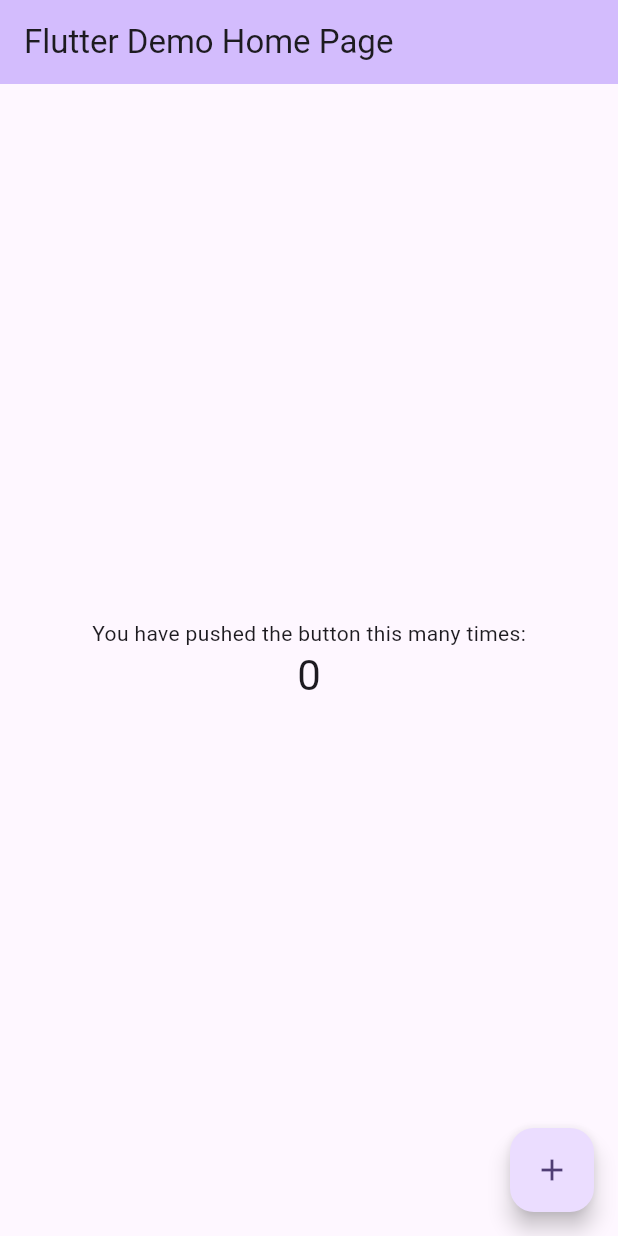
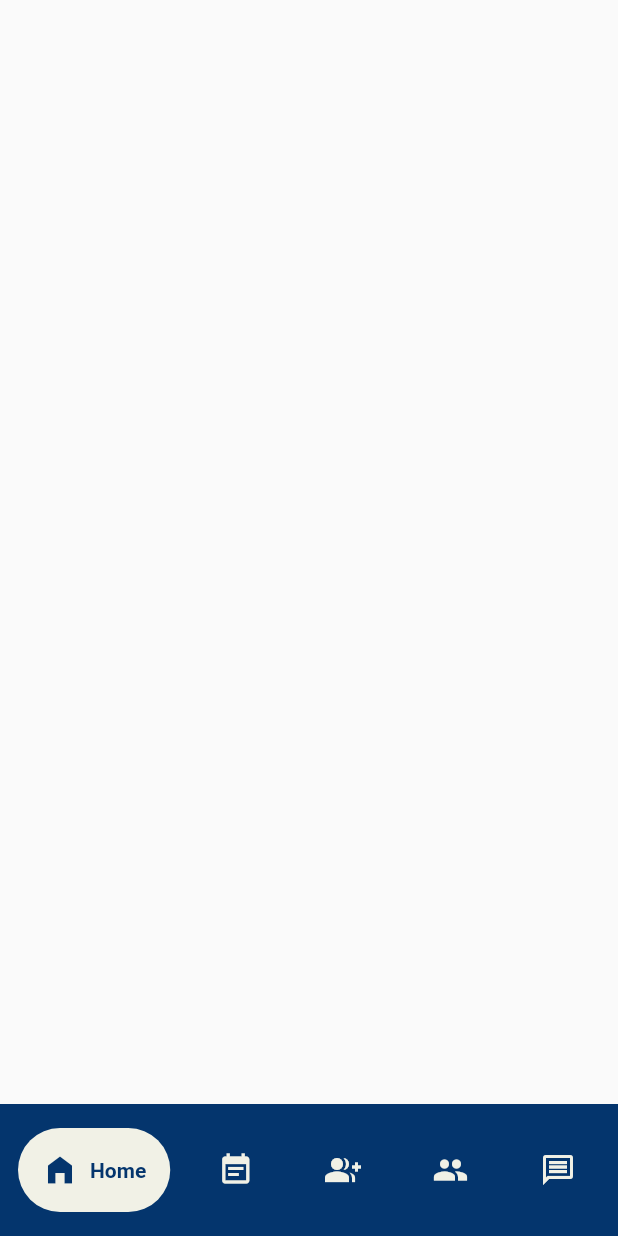
Before and after one commit to Confidant-21/erc, a Flutter app: the screen it shows after launch, on a phone screen of 412 x 824 dp. Run offline on Flutter 3.47's test engine with Material 2 defaults, Android fonts, the phone set to English and light mode, and no system bars; drawn by our look-alikes of google_nav_bar.

```diff
--- /dev/null
+++ b/lib/Homepage.dart
@@ -0,0 +1,37 @@
+import 'package:flutter/material.dart';
+import 'package:google_nav_bar/google_nav_bar.dart';
+
+class Homepage extends StatefulWidget {
+  const Homepage({super.key});
+
+  @override
+  State<Homepage> createState() => _HomepageState();
+}
+
+class _HomepageState extends State<Homepage> {
+  @override
+  Widget build(BuildContext context) {
+    return Scaffold(
+        bottomNavigationBar: Container(
+          color: Color(0xFF04356D),
+          child: Padding(
+            padding: const EdgeInsets.symmetric(horizontal: 12,vertical: 16),
+            child: GNav(
+              backgroundColor: Color(0xFF04356D),
+              activeColor: Color(0xFF04356D),
+              tabBackgroundColor: Color(0xFFF1F1E6),
+              padding: EdgeInsets.all(16),
+              gap: 8,
+              tabs: const [
+                GButton(icon: Icons.home_filled,iconColor: Color(0xFFF1F1E6),text: 'Home', ),
+                GButton(icon: Icons.event_note,iconColor: Color(0xFFF1F1E6),text: 'Log', ),
+                GButton(icon: Icons.group_add,iconColor: Color(0xFFF1F1E6), text: 'Tally'),
+                GButton(icon: Icons.group,iconColor: Color(0xFFF1F1E6),text: 'Team'),
+                GButton(icon: Icons.message_outlined, iconColor:Color(0xFFF1F1E6),text: 'Chats'),
+              ],
+            ),
+          ),
+        ),
+    );
+  }
+}
--- a/lib/main.dart
+++ b/lib/main.dart
@@ -1,125 +1,24 @@
 import 'package:flutter/material.dart';
+import 'Homepage.dart';
 
-void main() {
+void main()
+{
   runApp(const MyApp());
 }
 
-class MyApp extends StatelessWidget {
+class MyApp extends StatefulWidget {
   const MyApp({super.key});
 
-  // This widget is the root of your application.
+  @override
+  State<MyApp> createState() => _MyAppState();
+}
+
+class _MyAppState extends State<MyApp> {
   @override
   Widget build(BuildContext context) {
     return MaterialApp(
-      title: 'Flutter Demo',
-      theme: ThemeData(
-        // This is the theme of your application.
-        //
-        // TRY THIS: Try running your application with "flutter run". You'll see
-        // the application has a blue toolbar. Then, without quitting the app,
-        // try changing the seedColor in the colorScheme below to Colors.green
-        // and then invoke "hot reload" (save your changes or press the "hot
-        // reload" button in a Flutter-supported IDE, or press "r" if you used
-        // the command line to start the app).
-        //
-        // Notice that the counter didn't reset back to zero; the application
-        // state is not lost during the reload. To reset the state, use hot
-        // restart instead.
-        //
-        // This works for code too, not just values: Most code changes can be
-        // tested with just a hot reload.
-        colorScheme: ColorScheme.fromSeed(seedColor: Colors.deepPurple),
-        useMaterial3: true,
-      ),
-      home: const MyHomePage(title: 'Flutter Demo Home Page'),
+      debugShowCheckedModeBanner: false,
+      home: Homepage(),
     );
   }
 }
-
-class MyHomePage extends StatefulWidget {
-  const MyHomePage({super.key, required this.title});
-
-  // This widget is the home page of your application. It is stateful, meaning
-  // that it has a State object (defined below) that contains fields that affect
-  // how it looks.
-
-  // This class is the configuration for the state. It holds the values (in this
-  // case the title) provided by the parent (in this case the App widget) and
-  // used by the build method of the State. Fields in a Widget subclass are
-  // always marked "final".
-
-  final String title;
-
-  @override
-  State<MyHomePage> createState() => _MyHomePageState();
-}
-
-class _MyHomePageState extends State<MyHomePage> {
-  int _counter = 0;
-
-  void _incrementCounter() {
-    setState(() {
-      // This call to setState tells the Flutter framework that something has
-      // changed in this State, which causes it to rerun the build method below
-      // so that the display can reflect the updated values. If we changed
-      // _counter without calling setState(), then the build method would not be
-      // called again, and so nothing would appear to happen.
-      _counter++;
-    });
-  }
-
-  @override
-  Widget build(BuildContext context) {
-    // This method is rerun every time setState is called, for instance as done
-    // by the _incrementCounter method above.
-    //
-    // The Flutter framework has been optimized to make rerunning build methods
-    // fast, so that you can just rebuild anything that needs updating rather
-    // than having to individually change instances of widgets.
-    return Scaffold(
-      appBar: AppBar(
-        // TRY THIS: Try changing the color here to a specific color (to
-        // Colors.amber, perhaps?) and trigger a hot reload to see the AppBar
-        // change color while the other colors stay the same.
-        backgroundColor: Theme.of(context).colorScheme.inversePrimary,
-        // Here we take the value from the MyHomePage object that was created by
-        // the App.build method, and use it to set our appbar title.
-        title: Text(widget.title),
-      ),
-      body: Center(
-        // Center is a layout widget. It takes a single child and positions it
-        // in the middle of the parent.
-        child: Column(
-          // Column is also a layout widget. It takes a list of children and
-          // arranges them vertically. By default, it sizes itself to fit its
-          // children horizontally, and tries to be as tall as its parent.
-          //
-          // Column has various properties to control how it sizes itself and
-          // how it positions its children. Here we use mainAxisAlignment to
-          // center the children vertically; the main axis here is the vertical
-          // axis because Columns are vertical (the cross axis would be
-          // horizontal).
-          //
-          // TRY THIS: Invoke "debug painting" (choose the "Toggle Debug Paint"
-          // action in the IDE, or press "p" in the console), to see the
-          // wireframe for each widget.
-          mainAxisAlignment: MainAxisAlignment.center,
-          children: <Widget>[
-            const Text(
-              'You have pushed the button this many times:',
-            ),
-            Text(
-              '$_counter',
-              style: Theme.of(context).textTheme.headlineMedium,
-            ),
-          ],
-        ),
-      ),
-      floatingActionButton: FloatingActionButton(
-        onPressed: _incrementCounter,
-        tooltip: 'Increment',
-        child: const Icon(Icons.add),
-      ), // This trailing comma makes auto-formatting nicer for build methods.
-    );
-  }
-}
--- a/pubspec.yaml
+++ b/pubspec.yaml
@@ -35,6 +35,7 @@ dependencies:
   # The following adds the Cupertino Icons font to your application.
   # Use with the CupertinoIcons class for iOS style icons.
   cupertino_icons: ^1.0.2
+  google_nav_bar: ^5.0.6
 
 dev_dependencies:
   flutter_test:
```
Also changed, not shown: pubspec.lock.
